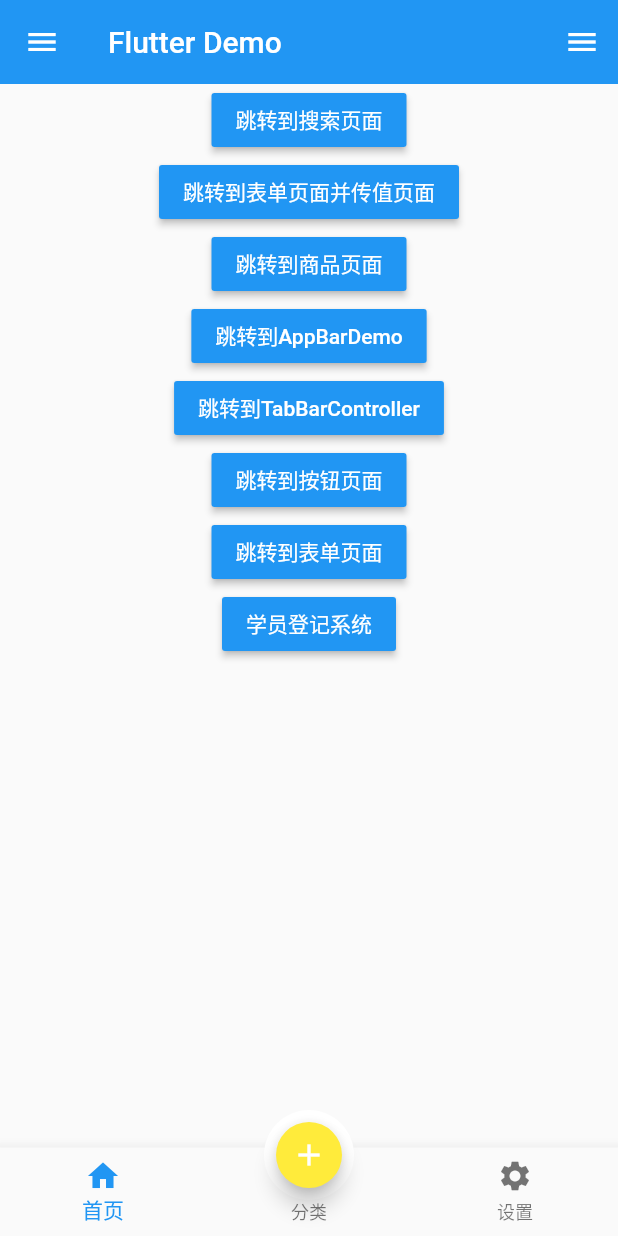
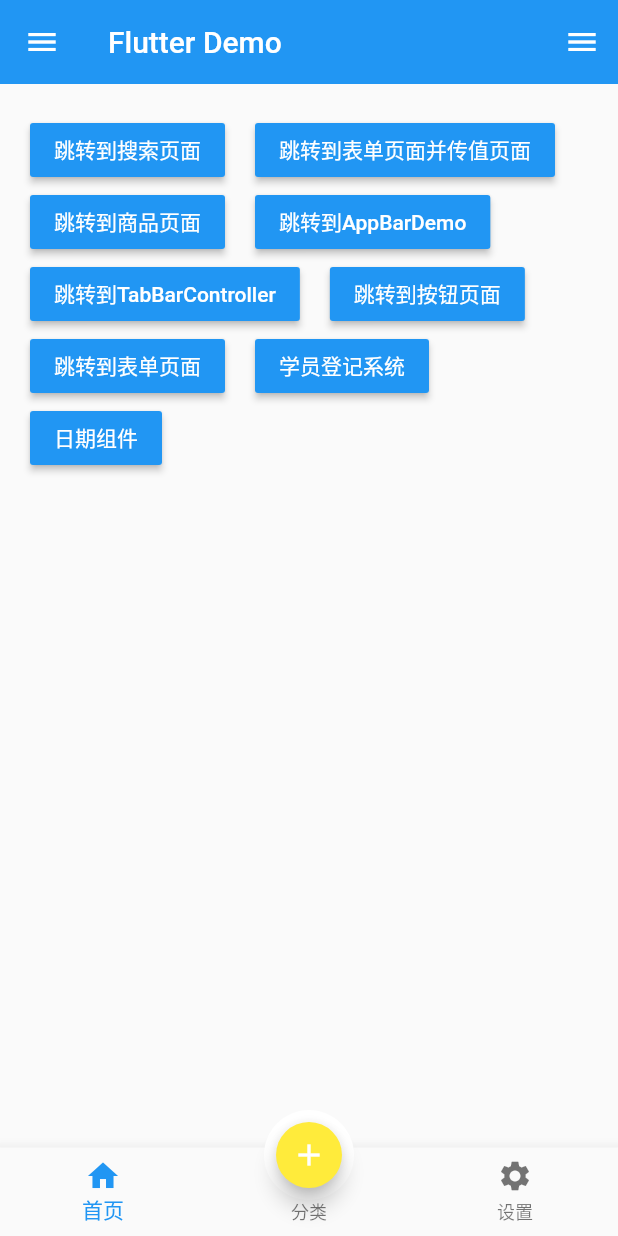
Before and after one commit to HitaoLin/flutter_learning, a Flutter app: the screen it shows after launch, on a phone screen of 412 x 824 dp. Run offline on Flutter 3.47's test engine with Material 2 defaults, Android fonts, the phone set to English and light mode, and no system bars; our stand-ins replace date_format.

Commit message:
version 0.0.6 时间戳和日期相互转换，以及第三方库date_format的使用

```diff
--- a/lib/pages/tabs/Home.dart
+++ b/lib/pages/tabs/Home.dart
@@ -16,8 +16,10 @@ class _HomePageState extends State<HomePage> {
   Widget build(BuildContext context) {
     // TODO: implement build
     return SingleChildScrollView(
-      child: Center(
-        child: Column(
+      child: Container(
+        child: Padding(
+          padding: EdgeInsets.all(20),
+          child:Wrap(
             children: <Widget>[
               RaisedButton(
                 color: Colors.blue,
@@ -28,6 +30,7 @@ class _HomePageState extends State<HomePage> {
 //              Navigator.pushNamed(context, '/search');
                 },
               ),
+              SizedBox(width: 20,),
               RaisedButton(
                 color: Colors.blue,
                 textColor: Colors.white,
@@ -36,6 +39,7 @@ class _HomePageState extends State<HomePage> {
                   Navigator.pushNamed(context, '/from');
                 },
               ),
+              SizedBox(width: 20,),
               RaisedButton(
                 color: Colors.blue,
                 textColor: Colors.white,
@@ -44,6 +48,7 @@ class _HomePageState extends State<HomePage> {
                   Navigator.pushNamed(context, '/product');
                 },
               ),
+              SizedBox(width: 20,),
               RaisedButton(
                 color: Colors.blue,
                 textColor: Colors.white,
@@ -52,6 +57,7 @@ class _HomePageState extends State<HomePage> {
                   Navigator.pushNamed(context, '/appbar');
                 },
               ),
+              SizedBox(width: 20,),
               RaisedButton(
                 color: Colors.blue,
                 textColor: Colors.white,
@@ -60,6 +66,7 @@ class _HomePageState extends State<HomePage> {
                   Navigator.pushNamed(context, '/tabBarController');
                 },
               ),
+              SizedBox(width: 20,),
               RaisedButton(
                 color: Colors.blue,
                 textColor: Colors.white,
@@ -68,6 +75,7 @@ class _HomePageState extends State<HomePage> {
                   Navigator.pushNamed(context, '/button');
                 },
               ),
+              SizedBox(width: 20,),
               RaisedButton(
                 color: Colors.blue,
                 textColor: Colors.white,
@@ -76,6 +84,7 @@ class _HomePageState extends State<HomePage> {
                   Navigator.pushNamed(context, '/forms');
                 },
               ),
+              SizedBox(width: 20,),
               RaisedButton(
                 color: Colors.blue,
                 textColor: Colors.white,
@@ -84,8 +93,20 @@ class _HomePageState extends State<HomePage> {
                   Navigator.pushNamed(context, '/formDemo');
                 },
               ),
+              SizedBox(width: 20,),
+              RaisedButton(
+                color: Colors.blue,
+                textColor: Colors.white,
+                child: Text('日期组件'),
+                onPressed: () {
+                  Navigator.pushNamed(context, '/dateTime');
+                },
+              ),
+              SizedBox(width: 20,),
             ],
           ),
+        )
+
       ),
     );
   }
--- a/lib/routes/Routes.dart
+++ b/lib/routes/Routes.dart
@@ -20,6 +20,7 @@ import '../form/CheckBox.dart';
 import '../form/Radio.dart';
 import '../form/FormDemo.dart';
 import '../form/TextFieldAssignment.dart';
+import '../date/DateTime.dart';
 
 //配置路由
 final routes = {
@@ -43,6 +44,7 @@ final routes = {
   '/radio': (context) => RadioPage(),
   '/formDemo': (context) => FormDemoPage(),
   '/textFieldAssignment': (context) => TextFiledAssignmentPage(),
+  '/dateTime': (context) => DateTimePage(),
 };
 
 //固定写法
--- a/pubspec.yaml
+++ b/pubspec.yaml
@@ -23,6 +23,9 @@ dependencies:
   # The following adds the Cupertino Icons font to your application.
   # Use with the CupertinoIcons class for iOS style icons.
   cupertino_icons: ^0.1.2
+
+  #时间戳
+  date_format: ^1.0.8
 
 dev_dependencies:
   flutter_test:
```
Also changed, not shown: lib/date/DateTime.dart (added, +164 -0 lines), pubspec.lock. Lines whose indentation alone changed are shown as unchanged.
